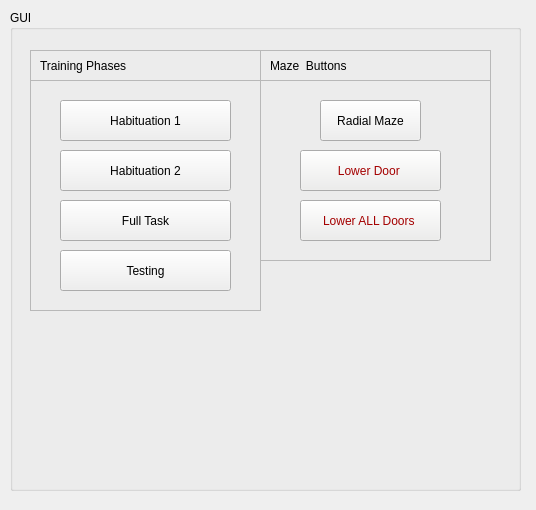
NC4Lab/omniroute_ubuntu_ws, file src/omniroute_operation/src/radial_maze/radial_maze_interface.ui: the form before one commit.
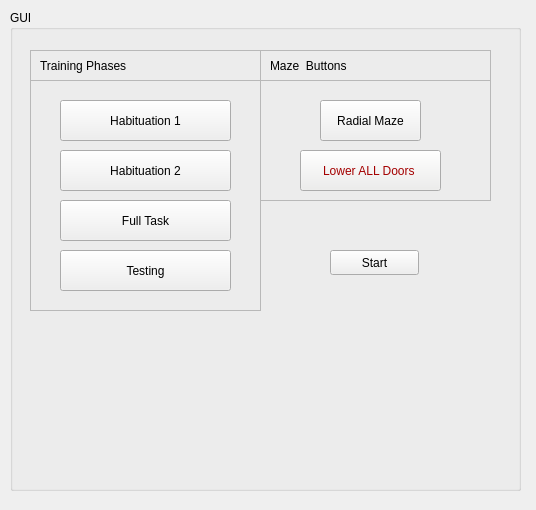
The form after the commit.

Commit message: adding training phases to radial maze

```diff
--- a/src/omniroute_operation/src/radial_maze/radial_maze_interface.ui
+++ b/src/omniroute_operation/src/radial_maze/radial_maze_interface.ui
@@ -31,7 +31,7 @@
       <x>250</x>
       <y>70</y>
       <width>231</width>
-      <height>181</height>
+      <height>121</height>
      </rect>
     </property>
     <property name="frameShape">
@@ -57,7 +57,7 @@
      <property name="geometry">
       <rect>
        <x>40</x>
-       <y>120</y>
+       <y>70</y>
        <width>141</width>
        <height>41</height>
       </rect>
@@ -217,170 +217,6 @@
       <string>Lower ALL Doors </string>
      </property>
     </widget>
-    <widget class="QPushButton" name="lowerDoorBtn">
-     <property name="geometry">
-      <rect>
-       <x>40</x>
-       <y>70</y>
-       <width>141</width>
-       <height>41</height>
-      </rect>
-     </property>
-     <property name="palette">
-      <palette>
-       <active>
-        <colorrole role="Button">
-         <brush brushstyle="SolidPattern">
-          <color alpha="255">
-           <red>238</red>
-           <green>238</green>
-           <blue>236</blue>
-          </color>
-         </brush>
-        </colorrole>
-        <colorrole role="Text">
-         <brush brushstyle="SolidPattern">
-          <color alpha="255">
-           <red>0</red>
-           <green>0</green>
-           <blue>0</blue>
-          </color>
-         </brush>
-        </colorrole>
-        <colorrole role="ButtonText">
-         <brush brushstyle="SolidPattern">
-          <color alpha="255">
-           <red>164</red>
-           <green>0</green>
-           <blue>0</blue>
-          </color>
-         </brush>
-        </colorrole>
-        <colorrole role="Shadow">
-         <brush brushstyle="SolidPattern">
-          <color alpha="255">
-           <red>239</red>
-           <green>239</green>
-           <blue>239</blue>
-          </color>
-         </brush>
-        </colorrole>
-        <colorrole role="PlaceholderText">
-         <brush brushstyle="SolidPattern">
-          <color alpha="128">
-           <red>164</red>
-           <green>0</green>
-           <blue>0</blue>
-          </color>
-         </brush>
-        </colorrole>
-       </active>
-       <inactive>
-        <colorrole role="Button">
-         <brush brushstyle="SolidPattern">
-          <color alpha="255">
-           <red>238</red>
-           <green>238</green>
-           <blue>236</blue>
-          </color>
-         </brush>
-        </colorrole>
-        <colorrole role="Text">
-         <brush brushstyle="SolidPattern">
-          <color alpha="255">
-           <red>0</red>
-           <green>0</green>
-           <blue>0</blue>
-          </color>
-         </brush>
-        </colorrole>
-        <colorrole role="ButtonText">
-         <brush brushstyle="SolidPattern">
-          <color alpha="255">
-           <red>164</red>
-           <green>0</green>
-           <blue>0</blue>
-          </color>
-         </brush>
-        </colorrole>
-        <colorrole role="Shadow">
-         <brush brushstyle="SolidPattern">
-          <color alpha="255">
-           <red>239</red>
-           <green>239</green>
-           <blue>239</blue>
-          </color>
-         </brush>
-        </colorrole>
-        <colorrole role="PlaceholderText">
-         <brush brushstyle="SolidPattern">
-          <color alpha="128">
-           <red>164</red>
-           <green>0</green>
-           <blue>0</blue>
-          </color>
-         </brush>
-        </colorrole>
-       </inactive>
-       <disabled>
-        <colorrole role="Button">
-         <brush brushstyle="SolidPattern">
-          <color alpha="255">
-           <red>238</red>
-           <green>238</green>
-           <blue>236</blue>
-          </color>
-         </brush>
-        </colorrole>
-        <colorrole role="Text">
-         <brush brushstyle="SolidPattern">
-          <color alpha="255">
-           <red>190</red>
-           <green>190</green>
-           <blue>190</blue>
-          </color>
-         </brush>
-        </colorrole>
-        <colorrole role="ButtonText">
-         <brush brushstyle="SolidPattern">
-          <color alpha="255">
-           <red>190</red>
-           <green>190</green>
-           <blue>190</blue>
-          </color>
-         </brush>
-        </colorrole>
-        <colorrole role="Shadow">
-         <brush brushstyle="SolidPattern">
-          <color alpha="255">
-           <red>239</red>
-           <green>239</green>
-           <blue>239</blue>
-          </color>
-         </brush>
-        </colorrole>
-        <colorrole role="PlaceholderText">
-         <brush brushstyle="SolidPattern">
-          <color alpha="128">
-           <red>0</red>
-           <green>0</green>
-           <blue>0</blue>
-          </color>
-         </brush>
-        </colorrole>
-       </disabled>
-      </palette>
-     </property>
-     <property name="autoFillBackground">
-      <bool>false</bool>
-     </property>
-     <property name="styleSheet">
-      <string notr="true"/>
-     </property>
-     <property name="text">
-      <string>Lower Door </string>
-     </property>
-    </widget>
    </widget>
    <widget class="QFrame" name="frame_8">
     <property name="geometry">
@@ -511,6 +347,19 @@
      </property>
     </widget>
    </widget>
+   <widget class="QPushButton" name="pushButton">
+    <property name="geometry">
+     <rect>
+      <x>320</x>
+      <y>240</y>
+      <width>89</width>
+      <height>25</height>
+     </rect>
+    </property>
+    <property name="text">
+     <string>Start</string>
+    </property>
+   </widget>
   </widget>
  </widget>
  <resources/>
```
Left out of the diff: 2 changed lines with no effect on the pictures. The commit also changes 1 other file.
